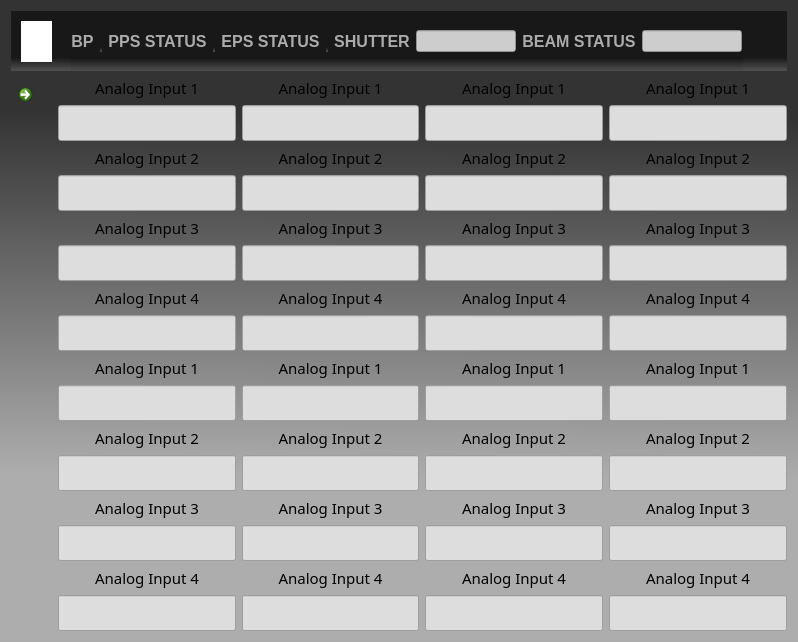
Qt form myInterface/EPSInterface.ui (semissatto2/Interface_files) before a commit.
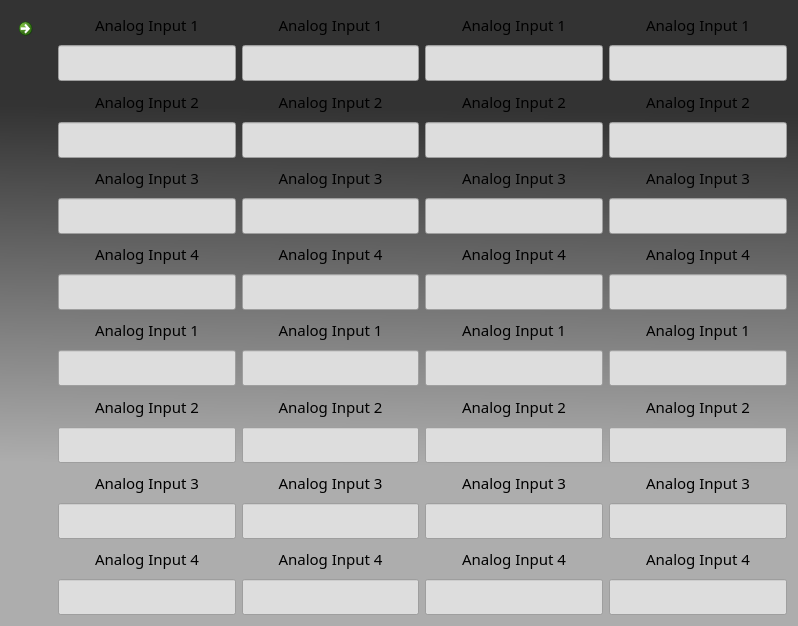
The same form after that commit. Icons and pictures are not drawn.

What changed in the file:
```diff
--- a/myInterface/EPSInterface.ui
+++ b/myInterface/EPSInterface.ui
@@ -7,7 +7,7 @@
     <x>0</x>
     <y>0</y>
     <width>798</width>
-    <height>553</height>
+    <height>626</height>
    </rect>
   </property>
   <property name="windowTitle">
@@ -36,7 +36,7 @@
 }</string>
   </property>
   <layout class="QGridLayout" name="gridLayout">
-   <item row="1" column="0">
+   <item row="0" column="0">
     <layout class="QHBoxLayout" name="horizontalLayout_4">
      <item>
       <layout class="QVBoxLayout" name="verticalLayout_2">
@@ -1339,283 +1339,6 @@
      </item>
     </layout>
    </item>
-   <item row="0" column="0">
-    <widget class="QWidget" name="widget" native="true">
-     <property name="minimumSize">
-      <size>
-       <width>90</width>
-       <height>60</height>
-      </size>
-     </property>
-     <property name="maximumSize">
-      <size>
-       <width>1500</width>
-       <height>61</height>
-      </size>
-     </property>
-     <property name="styleSheet">
-      <string notr="true">background-color: qlineargradient(spread:pad, x1:0.521, y1:0.725505, x2:0.521, y2:0.989247, stop:0.198925 rgba(24, 24, 24, 255), stop:0.94086 rgba(76, 76, 76, 255));</string>
-     </property>
-     <widget class="QLabel" name="labelLogoSiriusCabecario">
-      <property name="geometry">
-       <rect>
-        <x>10</x>
-        <y>10</y>
-        <width>31</width>
-        <height>41</height>
-       </rect>
-      </property>
-      <property name="maximumSize">
-       <size>
-        <width>81</width>
-        <height>41</height>
-       </size>
-      </property>
-      <property name="autoFillBackground">
-       <bool>false</bool>
-      </property>
-      <property name="styleSheet">
-       <string notr="true">background-color: rgb(255, 255, 255);
-</string>
-      </property>
-      <property name="text">
-       <string/>
-      </property>
-      <property name="pixmap">
-       <pixmap>logoSirius.png</pixmap>
-      </property>
-      <property name="scaledContents">
-       <bool>true</bool>
-      </property>
-     </widget>
-     <widget class="QWidget" name="layoutWidget">
-      <property name="geometry">
-       <rect>
-        <x>60</x>
-        <y>0</y>
-        <width>671</width>
-        <height>61</height>
-       </rect>
-      </property>
-      <layout class="QHBoxLayout" name="horizontalLayout_5">
-       <item>
-        <widget class="QLabel" name="labelBp">
-         <property name="styleSheet">
-          <string notr="true">background-color: transparent;</string>
-         </property>
-         <property name="text">
-          <string>&lt;html&gt;&lt;head/&gt;&lt;body&gt;&lt;p&gt;&lt;span style=&quot; font-size:12pt; font-weight:600; color:#ababab;&quot;&gt;BP&lt;/span&gt;&lt;/p&gt;&lt;/body&gt;&lt;/html&gt;</string>
-         </property>
-         <property name="scaledContents">
-          <bool>true</bool>
-         </property>
-         <property name="alignment">
-          <set>Qt::AlignCenter</set>
-         </property>
-        </widget>
-       </item>
-       <item>
-        <widget class="QLabel" name="labelBpBool">
-         <property name="sizePolicy">
-          <sizepolicy hsizetype="Ignored" vsizetype="Ignored">
-           <horstretch>0</horstretch>
-           <verstretch>0</verstretch>
-          </sizepolicy>
-         </property>
-         <property name="maximumSize">
-          <size>
-           <width>31</width>
-           <height>21</height>
-          </size>
-         </property>
-         <property name="toolTip">
-          <string extracomment="Bool status"/>
-         </property>
-         <property name="toolTipDuration">
-          <number>3</number>
-         </property>
-         <property name="text">
-          <string/>
-         </property>
-         <property name="pixmap">
-          <pixmap>../led_green.png</pixmap>
-         </property>
-         <property name="scaledContents">
-          <bool>true</bool>
-         </property>
-         <property name="alignment">
-          <set>Qt::AlignCenter</set>
-         </property>
-        </widget>
-       </item>
-       <item>
-        <widget class="QLabel" name="labelPpsStatus">
-         <property name="styleSheet">
-          <string notr="true">background-color: transparent;</string>
-         </property>
-         <property name="text">
-          <string>&lt;html&gt;&lt;head/&gt;&lt;body&gt;&lt;p&gt;&lt;span style=&quot; font-size:12pt; font-weight:600; color:#ababab;&quot;&gt;PPS STATUS&lt;/span&gt;&lt;/p&gt;&lt;/body&gt;&lt;/html&gt;</string>
-         </property>
-         <property name="scaledContents">
-          <bool>true</bool>
-         </property>
-         <property name="alignment">
-          <set>Qt::AlignCenter</set>
-         </property>
-        </widget>
-       </item>
-       <item>
-        <widget class="QLabel" name="labelPpsStatus_2">
-         <property name="sizePolicy">
-          <sizepolicy hsizetype="Ignored" vsizetype="Ignored">
-           <horstretch>0</horstretch>
-           <verstretch>0</verstretch>
-          </sizepolicy>
-         </property>
-         <property name="maximumSize">
-          <size>
-           <width>31</width>
-           <height>21</height>
-          </size>
-         </property>
-         <property name="toolTip">
-          <string extracomment="Bool status"/>
-         </property>
-         <property name="text">
-          <string/>
-         </property>
-         <property name="pixmap">
-          <pixmap>../led_green.png</pixmap>
-         </property>
-         <property name="scaledContents">
-          <bool>true</bool>
-         </property>
-         <property name="alignment">
-          <set>Qt::AlignCenter</set>
-         </property>
-        </widget>
-       </item>
-       <item>
-        <widget class="QLabel" name="labelEpsStatus">
-         <property name="styleSheet">
-          <string notr="true">background-color: transparent;</string>
-         </property>
-         <property name="text">
-          <string>&lt;html&gt;&lt;head/&gt;&lt;body&gt;&lt;p&gt;&lt;span style=&quot; font-size:12pt; font-weight:600; color:#ababab;&quot;&gt;EPS STATUS&lt;/span&gt;&lt;/p&gt;&lt;/body&gt;&lt;/html&gt;</string>
-         </property>
-         <property name="scaledContents">
-          <bool>true</bool>
-         </property>
-         <property name="alignment">
-          <set>Qt::AlignCenter</set>
-         </property>
-        </widget>
-       </item>
-       <item>
-        <widget class="QLabel" name="labelEpsStatus_2">
-         <property name="sizePolicy">
-          <sizepolicy hsizetype="Ignored" vsizetype="Ignored">
-           <horstretch>0</horstretch>
-           <verstretch>0</verstretch>
-          </sizepolicy>
-         </property>
-         <property name="maximumSize">
-          <size>
-           <width>31</width>
-           <height>21</height>
-          </size>
-         </property>
-         <property name="toolTip">
-          <string extracomment="Bool status"/>
-         </property>
-         <property name="text">
-          <string/>
-         </property>
-         <property name="pixmap">
-          <pixmap>../led_green.png</pixmap>
-         </property>
-         <property name="scaledContents">
-          <bool>true</bool>
-         </property>
-         <property name="alignment">
-          <set>Qt::AlignCenter</set>
-         </property>
-        </widget>
-       </item>
-       <item>
-        <widget class="QLabel" name="labelShutter">
-         <property name="styleSheet">
-          <string notr="true">background-color: transparent;</string>
-         </property>
-         <property name="text">
-          <string>&lt;html&gt;&lt;head/&gt;&lt;body&gt;&lt;p&gt;&lt;span style=&quot; font-size:12pt; font-weight:600; color:#ababab;&quot;&gt;SHUTTER&lt;/span&gt;&lt;/p&gt;&lt;/body&gt;&lt;/html&gt;</string>
-         </property>
-         <property name="scaledContents">
-          <bool>true</bool>
-         </property>
-         <property name="alignment">
-          <set>Qt::AlignCenter</set>
-         </property>
-        </widget>
-       </item>
-       <item>
-        <widget class="QLineEdit" name="lineEditShutter">
-         <property name="maximumSize">
-          <size>
-           <width>100</width>
-           <height>16777215</height>
-          </size>
-         </property>
-         <property name="styleSheet">
-          <string notr="true">background-color: rgb(205, 205, 205);</string>
-         </property>
-         <property name="alignment">
-          <set>Qt::AlignCenter</set>
-         </property>
-         <property name="readOnly">
-          <bool>true</bool>
-         </property>
-        </widget>
-       </item>
-       <item>
-        <widget class="QLabel" name="labelBeamStatus">
-         <property name="styleSheet">
-          <string notr="true">background-color: transparent;</string>
-         </property>
-         <property name="text">
-          <string>&lt;html&gt;&lt;head/&gt;&lt;body&gt;&lt;p&gt;&lt;span style=&quot; font-size:12pt; font-weight:600; color:#ababab;&quot;&gt;BEAM STATUS&lt;/span&gt;&lt;/p&gt;&lt;/body&gt;&lt;/html&gt;</string>
-         </property>
-         <property name="scaledContents">
-          <bool>true</bool>
-         </property>
-         <property name="alignment">
-          <set>Qt::AlignCenter</set>
-         </property>
-        </widget>
-       </item>
-       <item>
-        <widget class="QLineEdit" name="lineEditBeamStatus">
-         <property name="maximumSize">
-          <size>
-           <width>100</width>
-           <height>16777215</height>
-          </size>
-         </property>
-         <property name="styleSheet">
-          <string notr="true">background-color: rgb(205, 205, 205);</string>
-         </property>
-         <property name="alignment">
-          <set>Qt::AlignCenter</set>
-         </property>
-         <property name="readOnly">
-          <bool>true</bool>
-         </property>
-        </widget>
-       </item>
-      </layout>
-     </widget>
-    </widget>
-   </item>
   </layout>
  </widget>
  <resources>
```
